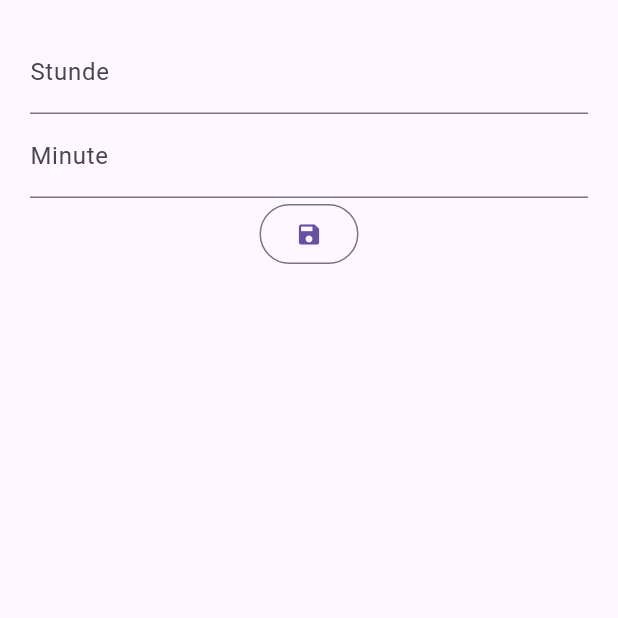
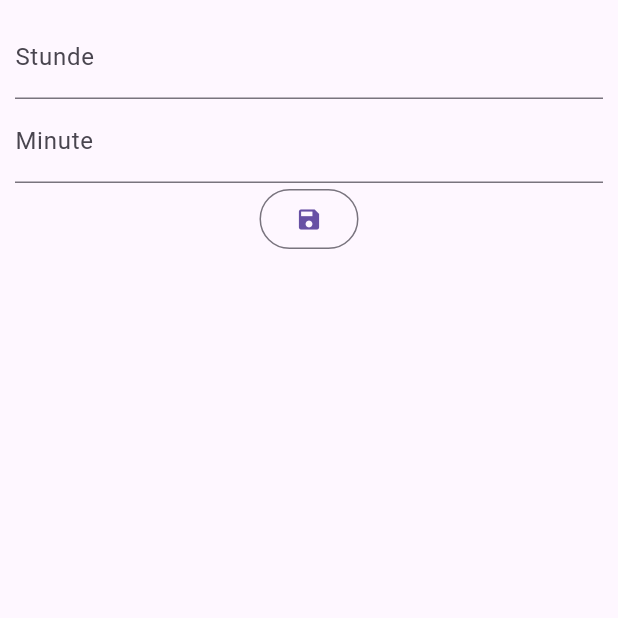
Before and after one commit to TakeMeH0me/take_me_home, a Flutter app: the screen it shows after launch, after a tap on the "edit" icon, on a phone screen of 412 x 824 dp, the top half of it. Run offline on Flutter 3.47's test engine with Material 3 defaults, Android fonts, the light colour scheme and no system bars; our stand-ins replace bloc, dartz, equatable, flutter_bloc, get_it, internet_connection_checker.

Commit message:
removed HomeEntity creation from FloatingActionButton

```diff
--- a/lib/app.dart
+++ b/lib/app.dart
@@ -19,14 +19,20 @@ class _AppState extends State<App> {
   Widget build(BuildContext context) {
     return Scaffold(
       floatingActionButton: FloatingActionButton(
-        onPressed: () {
-          Navigator.of(context).pushNamed(
+        onPressed: () async {
+          final HomeEntity? newHome = await Navigator.of(context).pushNamed(
             AppRouter.createOrEditHome,
             arguments: CreateOrEditHomeArgs(
-              home: HomeEntity.empty(),
+              home: HomeEntity
+                  .empty(), // Assuming HomeEntity.empty() is a valid constructor for a new instance
               isNewHome: true,
             ),
-          );
+          ) as HomeEntity?;
+
+          if (newHome != null) {
+            // You need a mechanism here to add this `newHome` to your homes list in ShowHomesPage
+            // This could be a direct method call if you have access, or an event you can fire, or using a state management solution
+          }
         },
         child: const Icon(Icons.add),
       ),
--- a/lib/presentation/pages/edit_time_to_start_page.dart
+++ b/lib/presentation/pages/edit_time_to_start_page.dart
@@ -1,4 +1,5 @@
 import 'package:flutter/material.dart';
+import 'package:flutter/services.dart';
 
 class EditTimeToStart extends StatefulWidget {
   @override
@@ -15,7 +16,7 @@ class _EditTimeToStartState extends State<EditTimeToStart> {
     return Scaffold(
       body: SafeArea(
         child: Padding(
-          padding: EdgeInsets.all(20),
+          padding: const EdgeInsets.all(10),
           child: Column(
             children: <Widget>[
               // Textfeld für Stunden
@@ -23,12 +24,14 @@ class _EditTimeToStartState extends State<EditTimeToStart> {
                 controller: hourController,
                 decoration: InputDecoration(labelText: 'Stunde'),
                 keyboardType: TextInputType.number,
+                inputFormatters: [FilteringTextInputFormatter.digitsOnly],
               ),
               // Textfeld für Minuten
               TextField(
                 controller: minuteController,
                 decoration: InputDecoration(labelText: 'Minute'),
                 keyboardType: TextInputType.number,
+                inputFormatters: [FilteringTextInputFormatter.digitsOnly],
               ),
               OutlinedButton(
                 child: Icon(Icons.save),
--- a/lib/presentation/pages/show_homes_page.dart
+++ b/lib/presentation/pages/show_homes_page.dart
@@ -1,6 +1,5 @@
 import 'package:flutter/material.dart';
 import 'package:take_me_home/domain/entities/home_entity.dart';
-import 'package:take_me_home/presentation/pages/edit_time_to_start_page.dart';
 import 'package:take_me_home/presentation/router/args/create_or_edit_home_args.dart';
 import 'package:take_me_home/presentation/router/app_router.dart';
 import 'package:take_me_home/presentation/router/args/show_way_to_home_args.dart';
@@ -64,13 +63,13 @@ class _ShowHomesPageState extends State<ShowHomesPage> {
         padding: const EdgeInsets.all(8.0),
         child: Column(children: [
           const CurrentLocationCard(
-            startStation: 'Gera Dhge',
-            distance: '12',
-            departureArrival: 'Hallo',
+            startStation: 'Gera DHGE',
+            distance: '',
+            departureArrival: 'Weg der Freundschaft 4',
             leadingIcon: Icon(Icons.gps_fixed),
             trailingIcon: Icon(Icons.edit),
             onResult: onResultRecieved,
-            track: 'hallo',
+            track: '07546 Gera',
           ),
           ..._getHomeWidgets(context),
         ]),
@@ -89,11 +88,11 @@ class _ShowHomesPageState extends State<ShowHomesPage> {
           _deleteHome(home.id);
         },
         background: Container(
-          color: Colors.red,
-          alignment: Alignment.centerRight,
-          padding: EdgeInsets.only(right: 20.0),
-          child: Icon(Icons.delete, color: Colors.white),
-        ),
+            alignment: Alignment.centerRight,
+            padding: const EdgeInsets.only(right: 20.0),
+            decoration: BoxDecoration(
+                color: Colors.red, borderRadius: BorderRadius.circular(10)),
+            child: const Icon(Icons.delete, color: Colors.white)),
         child: SizedBox(
           width: MediaQuery.of(context).size.width * 0.75,
           height: 75.0,
--- a/lib/presentation/pages/show_way_to_home_page.dart
+++ b/lib/presentation/pages/show_way_to_home_page.dart
@@ -1,13 +1,8 @@
 import 'package:flutter/material.dart';
 import 'package:flutter_bloc/flutter_bloc.dart';
 import 'package:take_me_home/domain/entities/home_entity.dart';
-import 'package:take_me_home/domain/entities/means_of_transport_entity.dart';
 import 'package:take_me_home/domain/entities/station_entity.dart';
 import 'package:take_me_home/presentation/bloc/station/station_bloc.dart';
-import 'package:take_me_home/presentation/pages/create_or_edit_home_page.dart';
-import 'package:take_me_home/presentation/pages/edit_time_to_start_page.dart';
-import 'package:take_me_home/presentation/router/app_router.dart';
-import 'package:take_me_home/presentation/widgets/current_location_card.dart';
 
 /// Show one trip to the selected home with single stations,
 /// time between the stations and information to each single station.
--- a/lib/presentation/widgets/current_location_card.dart
+++ b/lib/presentation/widgets/current_location_card.dart
@@ -35,7 +35,9 @@ class _CurrentLocationCardState extends State<CurrentLocationCard> {
 
     widget.onResult(result);
 
-    // After the Selection Screen returns a result, show it in a Snackbar!
+    ScaffoldMessenger.of(context)
+      ..removeCurrentSnackBar()
+      ..showSnackBar(SnackBar(content: Text('$result')));
   }
 
   @override
```
